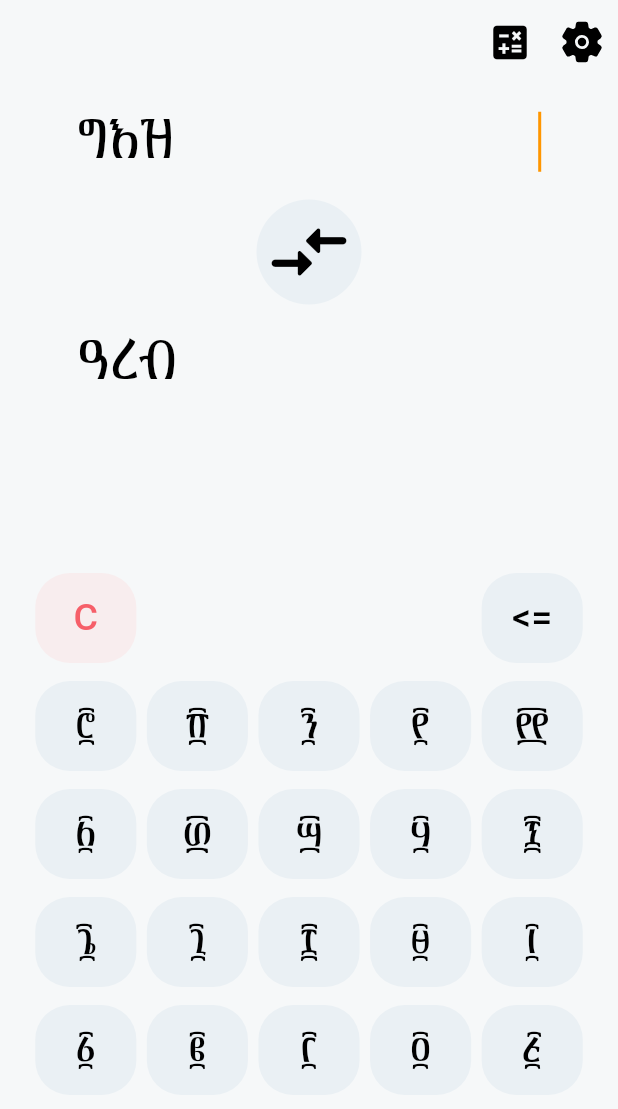
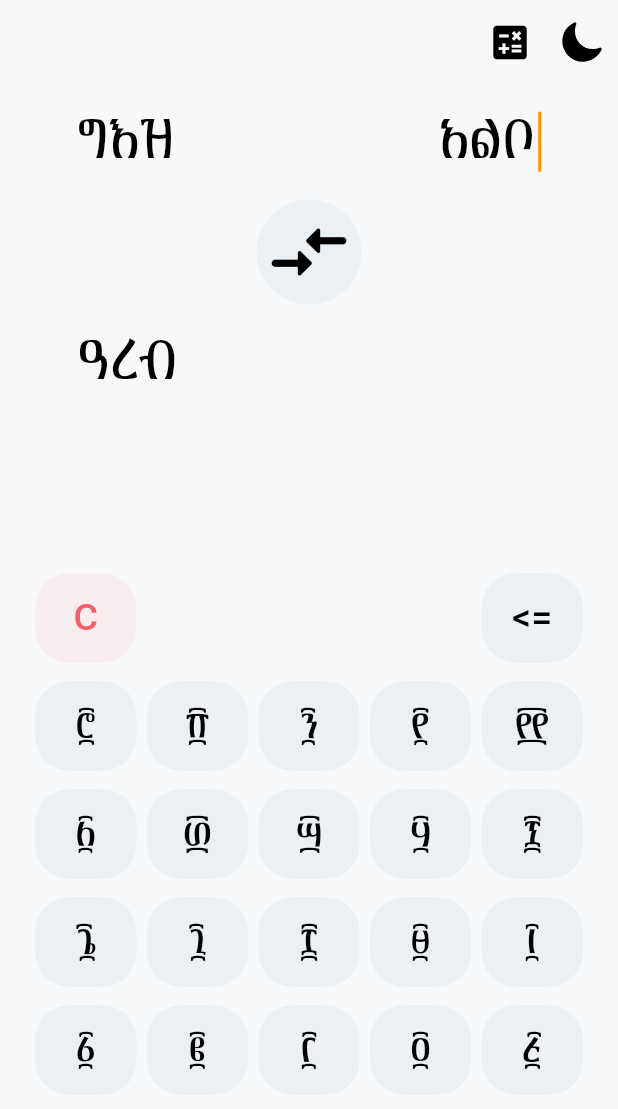
Before and after one commit to DagmMesfin/geez_calculator_v2, a Flutter app: the screen it shows after launch, item 3 of the bottom bar chosen, after a tap on the "compare arrows" icon, on a phone screen of 412 x 824 dp. Shown: the top 1109 px of the screen. Run offline on Flutter 3.47's test engine with Material 3 defaults, Android fonts, the phone set to English and light mode, and no system bars; our stand-ins replace ionicons, math_expressions; missing offline and left inert: geez; Roboto replaces fonts that are missing (Calibri); project files that could hold a hidden picture were left out.

Commit message:
feat: refactored and history + ui uniformity done

```diff
--- a/lib/screen/calculator.dart
+++ b/lib/screen/calculator/calculator.dart
@@ -1,9 +1,8 @@
-import 'package:flutter/cupertino.dart';
 import 'package:flutter/material.dart';
-import 'package:geez_calculator_v2/screen/calculator_panel.dart';
-import 'package:geez_calculator_v2/screen/converter_screen.dart';
-
-import 'package:geez_calculator_v2/screen/theme_notifier.dart';
+import 'package:geez_calculator_v2/screen/about_me.dart';
+import 'package:geez_calculator_v2/screen/calculator/calculator_panel.dart';
+import 'package:geez_calculator_v2/screen/converter/converter_screen.dart';
+import 'package:geez_calculator_v2/state/theme_notifier.dart';
 import 'package:geez_calculator_v2/state/history_provider.dart';
 import 'package:geez_calculator_v2/widgets/calbutton.dart';
 import 'package:ionicons/ionicons.dart';
@@ -27,11 +26,25 @@
     ColorScheme colors = theme.colorScheme;
     Size size = MediaQuery.of(context).size;
 
-    // Calculate the height for the history panel (less than half the screen height)
-    double historyPanelHeight = size.height * 0.55; // 40% of the screen height
+    double _getResultFontSize(String result) {
+      int length = result.length;
+      if (length <= 10) {
+        return 50.0; // Default font size
+      } else if (length <= 15) {
+        return 40.0; // Slightly smaller
+      } else if (length <= 20) {
+        return 30.0; // Even smaller
+      } else {
+        return 24.0; // Smallest size for very long results
+      }
+    }
+
+    double historyPanelHeight = size.height * 0.55;
 
     return Scaffold(
       appBar: AppBar(
+        iconTheme: IconThemeData(color: colors.onSurface),
+        elevation: 0,
         actions: [
           IconButton(
             onPressed: () {
@@ -40,19 +53,30 @@
                 MaterialPageRoute(builder: (context) => ConverterScreen()),
               );
             },
-            icon: Icon(Icons.compare_arrows_rounded, size: 30),
+            icon: const Icon(Icons.compare_arrows_rounded, size: 30),
             color: colors.onSurface,
           ),
           IconButton(
-            onPressed: () {},
-            icon: Icon(Ionicons.settings, size: 30),
+            onPressed: () {
+              Navigator.push(
+                context,
+                MaterialPageRoute(builder: (context) => AboutMeScreen()),
+              );
+            },
+            icon: const Icon(Icons.info_outline, size: 30),
+            color: colors.onSurface,
+          ),
+          IconButton(
+            onPressed: () {
+              Provider.of<ThemeNotifier>(context, listen: false).toggleTheme();
+            },
+            icon: const Icon(Ionicons.moon, size: 30),
             color: colors.onSurface,
           ),
         ],
       ),
       body: Stack(
         children: [
-          // Main Calculator Content
           Column(
             children: [
               Container(
@@ -64,9 +88,13 @@
                       children: [
                         Text(
                           expresso,
-                          style: TextStyle(fontSize: 33, fontFamily: "Abay"),
+                          style: TextStyle(
+                            fontSize: 33,
+                            fontFamily: "Abay",
+                            color: colors.onSurface, // Use theme color
+                          ),
                         ),
-                        SizedBox(width: 2),
+                        const SizedBox(width: 2),
                         Container(
                           height: 40,
                           width: 2,
@@ -77,19 +105,24 @@
                   ],
                 ),
               ),
-              SizedBox(height: 10),
+              const SizedBox(height: 10),
               Container(
                 width: size.width - 33,
+                height: 60,
                 alignment: Alignment.centerRight,
                 child: Text(
                   resulto,
-                  style: TextStyle(fontSize: 50),
+                  style: TextStyle(
+                    fontSize: _getResultFontSize(resulto),
+                    color: colors.onSurface, // Use theme color
+                  ),
                 ),
               ),
-              SizedBox(height: 40),
+              const SizedBox(height: 40),
               Expanded(
                 child: Container(
-                  padding: EdgeInsets.symmetric(horizontal: 20, vertical: 25),
+                  padding:
+                      const EdgeInsets.symmetric(horizontal: 20, vertical: 25),
                   alignment: Alignment.bottomCenter,
                   child: Column(
                     children: [
@@ -97,7 +130,11 @@
                         mainAxisAlignment: MainAxisAlignment.end,
                         children: [
                           IconButton(
-                            icon: Icon(Icons.history_rounded, size: 50),
+                            icon: Icon(
+                              Icons.history_rounded,
+                              size: 50,
+                              color: colors.onSurface, // Use theme color
+                            ),
                             onPressed: () {
                               Provider.of<HistoryProvider>(context,
                                       listen: false)
@@ -106,7 +143,7 @@
                           ),
                         ],
                       ),
-                      SizedBox(height: 14),
+                      const SizedBox(height: 14),
                       CalculatorPanel(
                         colors: colors,
                         expresso: expresso,
@@ -139,20 +176,20 @@
           Consumer<HistoryProvider>(
             builder: (context, historyProvider, child) {
               return AnimatedPositioned(
-                duration: Duration(milliseconds: 300),
+                duration: const Duration(milliseconds: 300),
                 curve: Curves.easeInOut,
-                bottom: 20,
+                bottom: 0,
                 right: historyProvider.isHistoryVisible ? 0 : -300,
-                width: 300, // Keep the original width
-                height:
-                    historyPanelHeight, // Set the height to 40% of screen height
+                width: 300,
+                height: historyPanelHeight,
                 child: Container(
-                  color: CupertinoColors.systemBackground,
+                  color: colors.surface, // Use theme surface color
                   child: Column(
                     children: [
                       Container(
-                        padding: EdgeInsets.all(10),
-                        color: CupertinoColors.lightBackgroundGray,
+                        padding: const EdgeInsets.all(10),
+                        color: colors
+                            .tertiary, // Use theme tertiary color for header
                         child: Row(
                           mainAxisAlignment: MainAxisAlignment.spaceBetween,
                           children: [
@@ -161,35 +198,44 @@
                               style: TextStyle(
                                 fontSize: 20,
                                 fontWeight: FontWeight.bold,
+                                color: colors.onSurface,
                               ),
                             ),
-                            CupertinoButton(
-                              padding: EdgeInsets.zero,
-                              child: Text('Clear'),
+                            TextButton(
+                              style: TextButton.styleFrom(
+                                foregroundColor: colors
+                                    .onTertiary, // Use onTertiary for text
+                              ),
                               onPressed: () {
                                 historyProvider.clearHistory();
                               },
+                              child: const Text('Clear'),
                             ),
                           ],
                         ),
                       ),
                       Expanded(
                         child: historyProvider.history.isEmpty
-                            ? Center(child: Text('No history yet'))
+                            ? Center(
+                                child: Text(
+                                  'No history yet',
+                                  style: TextStyle(color: colors.onSurface),
+                                ),
+                              )
                             : ListView.builder(
-                                physics:
-                                    AlwaysScrollableScrollPhysics(), // Ensure scrollability
+                                physics: const AlwaysScrollableScrollPhysics(),
                                 itemCount: historyProvider.history.length,
                                 itemBuilder: (context, index) {
                                   final calc = historyProvider.history[index];
                                   return Container(
-                                    padding: EdgeInsets.symmetric(
-                                        vertical: 8,
-                                        horizontal: 12), // Adjusted padding
+                                    padding: const EdgeInsets.symmetric(
+                                        vertical: 8, horizontal: 12),
                                     decoration: BoxDecoration(
                                       border: Border(
                                         bottom: BorderSide(
-                                            color: CupertinoColors.separator),
+                                          color: colors.onSurface.withOpacity(
+                                              0.2), // Subtle divider
+                                        ),
                                       ),
                                     ),
                                     child: Column(
@@ -199,23 +245,25 @@
                                         Text(
                                           calc.expression,
                                           style: TextStyle(
-                                              fontSize:
-                                                  14), // Adjusted font size
+                                            fontSize: 14,
+                                            color: colors.onSurface,
+                                          ),
                                         ),
-                                        SizedBox(height: 4),
+                                        const SizedBox(height: 4),
                                         Text(
                                           calc.result,
                                           style: TextStyle(
-                                            fontSize: 20, // Adjusted font size
+                                            fontSize: 20,
                                             fontWeight: FontWeight.bold,
-                                            color: CupertinoColors.black,
+                                            color: colors.onSurface,
                                           ),
                                         ),
                                         Text(
                                           _formatTimestamp(calc.timestamp),
                                           style: TextStyle(
-                                            fontSize: 10, // Adjusted font size
-                                            color: CupertinoColors.systemGrey,
+                                            fontSize: 10,
+                                            color: colors.onSurface
+                                                .withOpacity(0.7),
                                           ),
                                         ),
                                       ],
--- a/lib/screen/calculator_panel.dart
+++ b/lib/screen/calculator/calculator_panel.dart
@@ -1,5 +1,5 @@
 import 'package:flutter/material.dart';
-import 'package:geez_calculator_v2/screen/funcs.dart';
+import 'package:geez_calculator_v2/misc/funcs.dart';
 import 'package:geez_calculator_v2/widgets/calbutton.dart';
 
 class CalculatorPanel extends StatelessWidget {
--- a/lib/screen/converter_screen.dart
+++ b/lib/screen/converter/converter_screen.dart
@@ -1,11 +1,11 @@
 import 'package:flutter/material.dart';
 import 'package:geez/geez.dart';
-import 'package:geez_calculator_v2/screen/calculator.dart';
-import 'package:geez_calculator_v2/screen/calculator_panel.dart';
-import 'package:geez_calculator_v2/screen/converter_panel.dart';
-import 'package:geez_calculator_v2/screen/converter_panel_arab.dart';
-import 'package:geez_calculator_v2/screen/theme_notifier.dart';
-import 'package:geez_calculator_v2/widgets/calbutton.dart';
+import 'package:geez_calculator_v2/screen/calculator/calculator.dart';
+// import 'package:geez_calculator_v2/screen/calculator_panel.dart';
+import 'package:geez_calculator_v2/screen/converter/converter_panel.dart';
+import 'package:geez_calculator_v2/screen/converter/converter_panel_arab.dart';
+import 'package:geez_calculator_v2/state/theme_notifier.dart';
+// import 'package:geez_calculator_v2/widgets/calbutton.dart';
 import 'package:ionicons/ionicons.dart';
 import 'package:provider/provider.dart';
 
@@ -26,6 +26,20 @@
     ThemeNotifier themeNotifier = Provider.of<ThemeNotifier>(context);
     ThemeData theme = Theme.of(context);
     ColorScheme colors = theme.colorScheme;
+
+    double _getResultFontSize(String result) {
+      int length = result.length;
+      if (length <= 9) {
+        return 40.0; // Default font size
+      } else if (length <= 12) {
+        return 30.0; // Slightly smaller
+      } else if (length <= 20) {
+        return 25.0; // Even smaller
+      } else {
+        return 20.0; // Smallest size for very long results
+      }
+    }
+
     return Scaffold(
       appBar: AppBar(
         actions: [
@@ -40,8 +54,10 @@
             color: colors.onSurface,
           ),
           IconButton(
-            onPressed: () {},
-            icon: Icon(Ionicons.settings, size: 30),
+            onPressed: () {
+              Provider.of<ThemeNotifier>(context, listen: false).toggleTheme();
+            },
+            icon: const Icon(Ionicons.moon, size: 30),
             color: colors.onSurface,
           ),
         ],
@@ -64,9 +80,17 @@
                     Row(
                       children: [
                         Text(
-                          isGeez ? geezNum : arabNum,
+                          isGeez
+                              ? geezNum == ""
+                                  ? "አልቦ"
+                                  : geezNum
+                              : arabNum,
                           style: TextStyle(
-                              fontSize: 40,
+                              fontSize: _getResultFontSize(isGeez
+                                  ? geezNum == ""
+                                      ? "አልቦ"
+                                      : geezNum
+                                  : arabNum),
                               fontFamily: isGeez ? "Abay" : "Inter"),
                         ),
                         SizedBox(
@@ -122,9 +146,18 @@
                   ),
                 ),
                 Text(
-                  isGeez ? arabNum : geezNum,
+                  isGeez
+                      ? arabNum
+                      : geezNum == ""
+                          ? "አልቦ"
+                          : geezNum,
                   style: TextStyle(
-                      fontSize: 40, fontFamily: isGeez ? "Inter" : "Abay"),
+                      fontSize: _getResultFontSize(isGeez
+                          ? arabNum
+                          : geezNum == ""
+                              ? "አልቦ"
+                              : geezNum),
+                      fontFamily: isGeez ? "Inter" : "Abay"),
                 ),
               ],
             ),
--- a/lib/screen/theme_notifier.dart
+++ b/lib/state/theme_notifier.dart
@@ -1,6 +1,6 @@
 import 'package:flutter/material.dart';
 import 'package:flutter/scheduler.dart';
-import 'package:geez_calculator_v2/screen/theme.dart';
+import 'package:geez_calculator_v2/misc/theme.dart';
 
 class ThemeNotifier extends ChangeNotifier {
   ThemeMode _themeMode = ThemeMode.system;
```
Also changed, not shown: lib/main.dart (+4 -4 lines), lib/screen/about_me.dart (added, +148 -0 lines), assets/images/profile.jpg (added), lib/misc/funcs.dart (renamed from lib/screen/funcs.dart), lib/misc/theme.dart (renamed from lib/screen/theme.dart), lib/screen/converter/converter_panel.dart (renamed from lib/screen/converter_panel.dart), lib/screen/converter/converter_panel_arab.dart (renamed from lib/screen/converter_panel_arab.dart).
